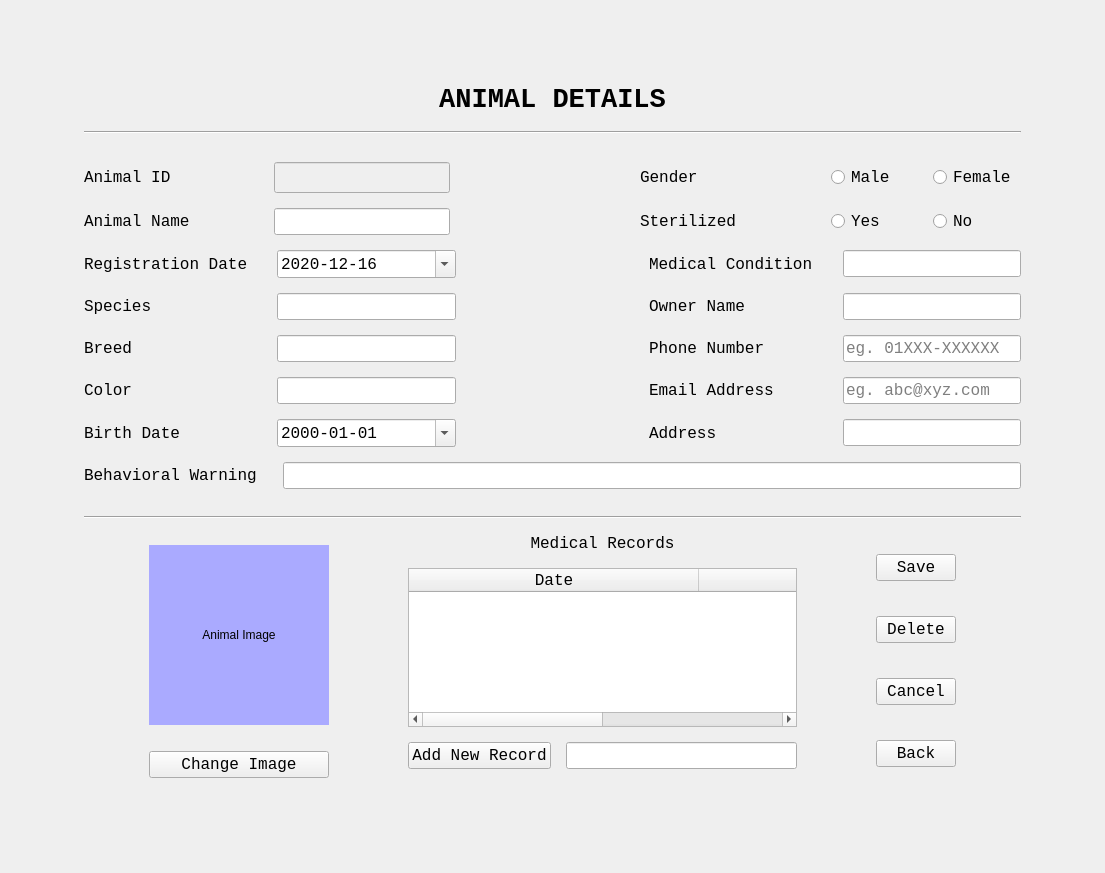
The window that AnimalDetailsUI.ui (ASNaeem/Simple-VCMS) describes before a commit, drawn with Qt 5.
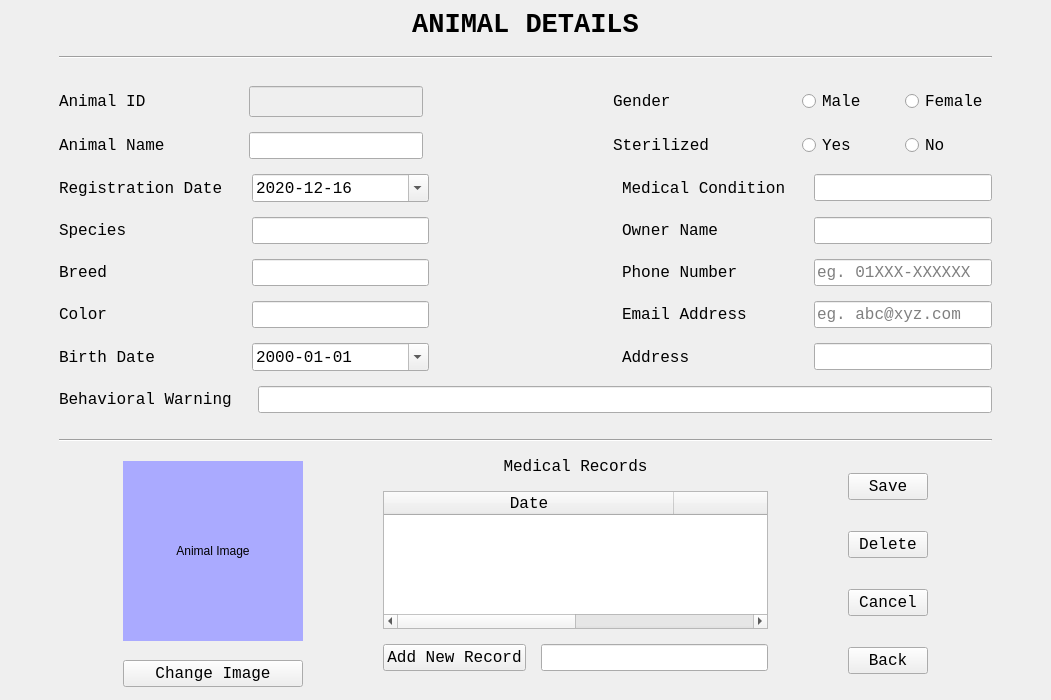
The same window after the commit.

Patch:
```diff
--- a/AnimalDetailsUI.ui
+++ b/AnimalDetailsUI.ui
@@ -6,8 +6,8 @@
    <rect>
     <x>0</x>
     <y>0</y>
-    <width>1105</width>
-    <height>873</height>
+    <width>1051</width>
+    <height>700</height>
    </rect>
   </property>
   <property name="windowTitle">
@@ -21,16 +21,16 @@
        <number>15</number>
       </property>
       <property name="leftMargin">
-       <number>75</number>
+       <number>50</number>
       </property>
       <property name="topMargin">
-       <number>75</number>
+       <number>0</number>
       </property>
       <property name="rightMargin">
-       <number>75</number>
+       <number>50</number>
       </property>
       <property name="bottomMargin">
-       <number>75</number>
+       <number>0</number>
       </property>
       <item>
        <layout class="QGridLayout" name="gridLayout_3">
```
